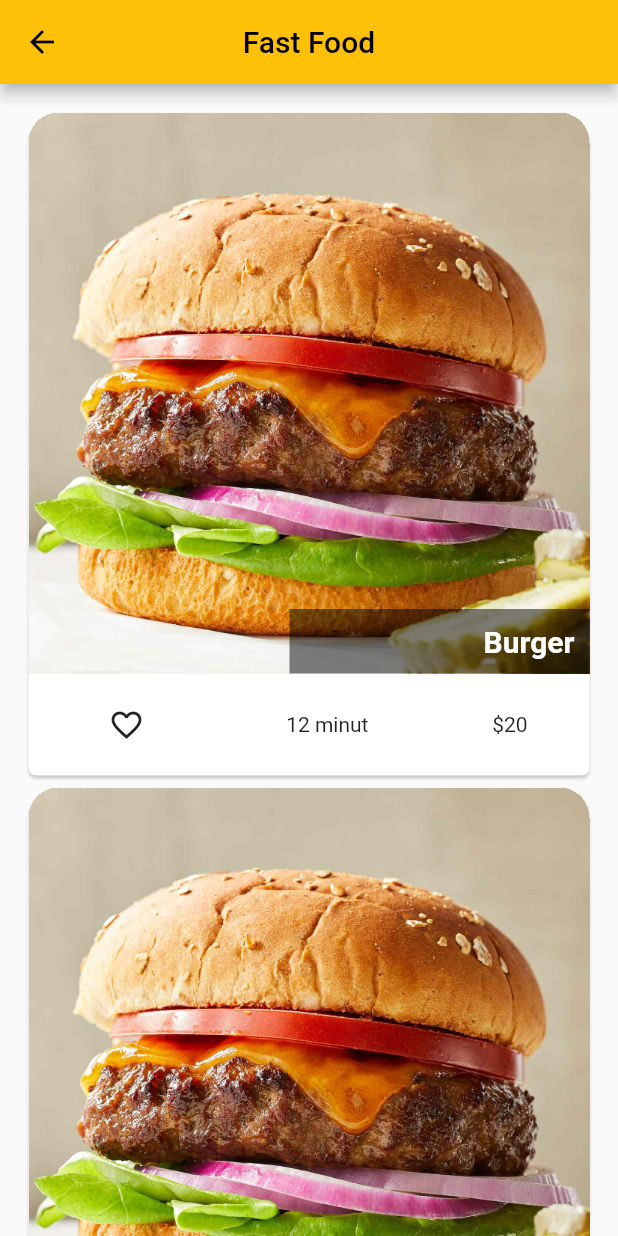
After one commit to umar200000/menyu, a Flutter app: the screen it shows after launch, after a tap on "Fast Food", on a phone screen of 412 x 824 dp. The commit adds this screen. Run offline on Flutter 3.47's test engine with Material 3 defaults, Android fonts, the phone set to English and light mode, and no system bars; our stand-ins replace google_fonts; Roboto replaces fonts that are missing (Caudex).

Commit message:
10 nvidyoga keldin

```diff
--- a/lib/main.dart
+++ b/lib/main.dart
@@ -1,6 +1,7 @@
 import 'package:flutter/material.dart';
 import 'package:google_fonts/google_fonts.dart';
 import 'package:ovqatlar_minyusi/model_page/categories_model.dart';
+import 'package:ovqatlar_minyusi/widgets/categories_meals_screens.dart';
 
 import 'food_menu.dart';
 
@@ -19,11 +20,14 @@ class MyApp extends StatelessWidget {
       theme: ThemeData(
         useMaterial3: false,
         primarySwatch: Colors.amber,
-        fontFamily: GoogleFonts.adventPro().fontFamily,
+        fontFamily: GoogleFonts.caudex().fontFamily,
       ),
       home: CategoriesScreen(
         list: categories.categoriesList,
       ),
+      routes: {
+        '/categories_meals_screens': (ctx) => CategoriesMealsScreens(),
+      },
     );
   }
 }
--- a/lib/widgets/categories_list.dart
+++ b/lib/widgets/categories_list.dart
@@ -5,9 +5,25 @@ class CategoriesList extends StatelessWidget {
   final CategoriesModel categoriesModel;
   const CategoriesList(this.categoriesModel, {super.key});
 
+  void goToMealsPage(BuildContext context) {
+    // Navigator.push(
+    //     context,
+    //     MaterialPageRoute(
+    //         builder: (ctx) => CategoriesMealsScreens(categoriesModel.title)));
+    Navigator.pushNamed(
+      context,
+      "/categories_meals_screens",
+      arguments: categoriesModel.title,
+    );
+  }
+
   @override
   Widget build(BuildContext context) {
-    return ClipRRect(
+    return InkWell(
+      onTap: () {
+        goToMealsPage(context);
+      },
+      child: ClipRRect(
         borderRadius: BorderRadius.circular(20),
         child: Stack(
           children: [
@@ -35,6 +51,7 @@ class CategoriesList extends StatelessWidget {
             ),
           ],
         ),
+      ),
     );
   }
 }
--- /dev/null
+++ b/lib/widgets/categories_meals_screens.dart
@@ -0,0 +1,78 @@
+import 'package:flutter/material.dart';
+
+class CategoriesMealsScreens extends StatelessWidget {
+  // final String foodName;
+  CategoriesMealsScreens({super.key});
+
+  @override
+  Widget build(BuildContext context) {
+    final String foodName =
+        ModalRoute.of(context)!.settings.arguments as String;
+    return Scaffold(
+      // backgroundColor: Colors.red,
+      appBar: AppBar(
+        title: Text(foodName),
+        centerTitle: true,
+      ),
+      body: ListView.builder(
+        padding: EdgeInsets.all(15),
+        itemBuilder: (contex, index) {
+          return Card(
+            clipBehavior: Clip.hardEdge,
+            shape: RoundedRectangleBorder(
+              borderRadius: BorderRadius.vertical(
+                  top: Radius.circular(20), bottom: Radius.circular(5)),
+            ),
+            child: Column(
+              children: [
+                Stack(
+                  children: [
+                    Image.asset(
+                      "assets/images/burger.jpg",
+                      fit: BoxFit.cover,
+                    ),
+                    Positioned(
+                      right: 0,
+                      bottom: 0,
+                      child: Container(
+                        alignment: Alignment.centerRight,
+                        width: 200,
+                        padding: EdgeInsets.all(10),
+                        color: Colors.black.withOpacity(0.5),
+                        child: Text(
+                          "Burger",
+                          style: TextStyle(
+                            color: Colors.white,
+                            fontSize: 20,
+                            fontWeight: FontWeight.w600,
+                          ),
+                        ),
+                      ),
+                    )
+                  ],
+                ),
+                Padding(
+                  padding: const EdgeInsets.symmetric(vertical: 10.0),
+                  child: Row(
+                    mainAxisAlignment: MainAxisAlignment.spaceAround,
+                    children: [
+                      IconButton(
+                        onPressed: () {},
+                        icon: Icon(
+                          Icons.favorite_outline,
+                        ),
+                      ),
+                      Text("12 minut"),
+                      Text("\$20"),
+                    ],
+                  ),
+                )
+              ],
+            ),
+          );
+        },
+        itemCount: 2,
+      ),
+    );
+  }
+}
```
Also changed, not shown: assets/images/burger.jpg (added). Lines whose indentation alone changed are shown as unchanged.
